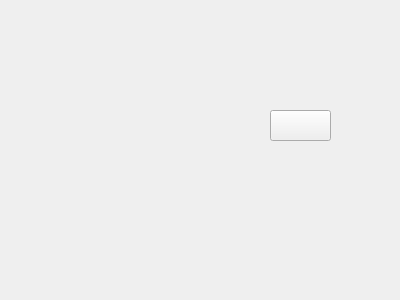
Above: qt_widget/qt_widget.ui from ys0uyno/qt_gui_demo before the change. Below: the same form after it.
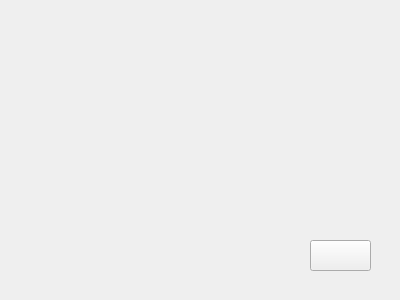
That is the form after the change. Icons and pictures are not drawn.

Commit message: make an exit confirmation window with QDialog

Diff of the .ui file:
```diff
--- a/qt_widget/qt_widget.ui
+++ b/qt_widget/qt_widget.ui
@@ -19,8 +19,8 @@
   <widget class="QPushButton" name="finishBtn">
    <property name="geometry">
     <rect>
-     <x>270</x>
-     <y>110</y>
+     <x>310</x>
+     <y>240</y>
      <width>61</width>
      <height>31</height>
     </rect>
```
The commit also changes 6 other files.
